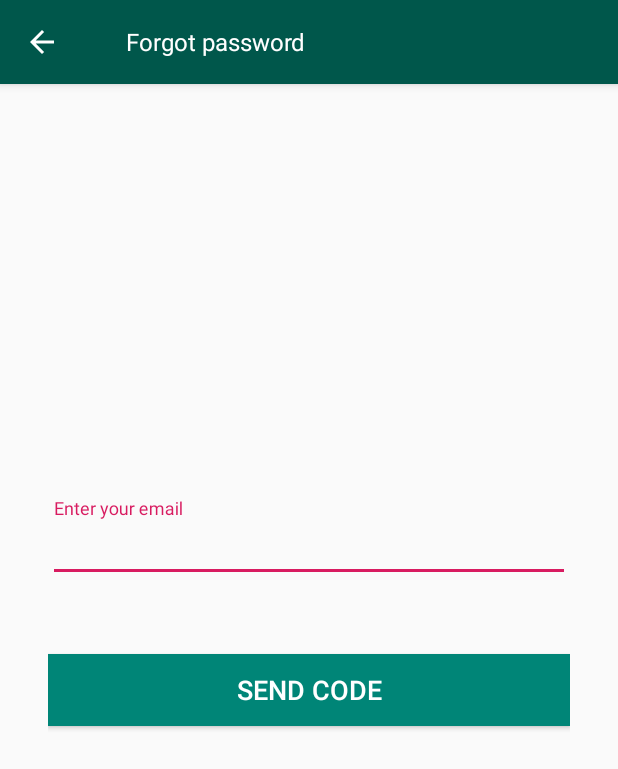
After one commit to nicole239/FindMyRestaurant-FrontEnd, an Android app: the ForgotPasswordActivity screen opened directly, with no data from a screen before it, on a phone screen of 412 x 824 dp. The commit adds this screen. Shown: the top 769 px of the screen. Run offline under Robolectric (Android 15) with nearby library versions, the phone set to English and light mode, and no system bars.

Commit message:
Search request in API + Forgot password (working)

```diff
--- a/app/src/main/AndroidManifest.xml
+++ b/app/src/main/AndroidManifest.xml
@@ -16,8 +16,10 @@
         android:roundIcon="@mipmap/ic_launcher_round"
         android:supportsRtl="true"
         android:theme="@style/AppTheme">
-        <activity android:name=".view.RegisterUserActivity"
-            android:theme="@style/AppTheme.NoActionBar2"></activity>
+        <activity android:name=".view.ForgotPasswordActivity" android:theme="@style/AppTheme.NoActionBar2"></activity>
+        <activity
+            android:name=".view.RegisterUserActivity"
+            android:theme="@style/AppTheme.NoActionBar2" />
         <activity
             android:name=".view.SelectPlaceActivity"
             android:theme="@style/AppTheme.NoActionBar2" />
--- a/app/src/main/java/tec/findmyrestaurant/api/HttpClient.java
+++ b/app/src/main/java/tec/findmyrestaurant/api/HttpClient.java
@@ -21,6 +21,10 @@ public class HttpClient {
         AsyncHttpClient asyncHttpClient = new AsyncHttpClient();
         asyncHttpClient.post(context,buildURL(route),headers,entity,CONTENT_TYPE,asyncHttpResponseHandler);
     }
+    public static void put(Context context, String route, HttpEntity entity,Header[] headers,AsyncHttpResponseHandler asyncHttpResponseHandler){
+        AsyncHttpClient asyncHttpClient = new AsyncHttpClient();
+        asyncHttpClient.put(context,buildURL(route),headers,entity,CONTENT_TYPE,asyncHttpResponseHandler);
+    }
 
     private static String buildURL(String route){
         return BASE_URL+"/"+route;
--- /dev/null
+++ b/app/src/main/java/tec/findmyrestaurant/view/ForgotPasswordActivity.java
@@ -0,0 +1,102 @@
+package tec.findmyrestaurant.view;
+
+import androidx.appcompat.app.AppCompatActivity;
+import androidx.appcompat.widget.Toolbar;
+
+import android.os.Bundle;
+import android.view.View;
+import android.widget.Button;
+import android.widget.LinearLayout;
+import android.widget.ProgressBar;
+import android.widget.Toast;
+
+import com.google.android.material.textfield.TextInputLayout;
+
+import tec.findmyrestaurant.R;
+import tec.findmyrestaurant.api.Message;
+import tec.findmyrestaurant.api.Response;
+import tec.findmyrestaurant.api.UserRequest;
+
+public class ForgotPasswordActivity extends AppCompatActivity {
+
+    LinearLayout lytCode, lytConfirm;
+    TextInputLayout txtEmail,txtCode,txtPassword,txtConfirm;
+    ProgressBar progressBar;
+    Button btnCode;
+    @Override
+    protected void onCreate(Bundle savedInstanceState) {
+        super.onCreate(savedInstanceState);
+        setContentView(R.layout.activity_forgot_password);
+        Toolbar toolbar = findViewById(R.id.toolbar);
+        setSupportActionBar(toolbar);
+        getSupportActionBar().setTitle("");
+        getSupportActionBar().setDisplayHomeAsUpEnabled(true);
+        toolbar.setNavigationOnClickListener(new View.OnClickListener() {
+            @Override
+            public void onClick(View v) {
+                finish();
+            }
+        });
+        lytCode = findViewById(R.id.lytCode);
+        lytConfirm = findViewById(R.id.lytConfirm);
+        txtCode = findViewById(R.id.txtCode);
+        txtEmail = findViewById(R.id.txtEmail);
+        txtPassword = findViewById(R.id.txtPassword);
+        txtConfirm = findViewById(R.id.txtPasswordConfirm);
+        progressBar = findViewById(R.id.progressSendCode);
+        btnCode = findViewById(R.id.btnCode);
+    }
+    public void submitCode(View view){
+        progressBar.setVisibility(View.VISIBLE);
+        btnCode.setEnabled(false);
+        String email = txtEmail.getEditText().getText().toString();
+        if(!email.isEmpty()){
+            UserRequest.forgotPassword(this,email,new Response(){
+                @Override
+                public void onSuccess(Message message) {
+                    progressBar.setVisibility(View.GONE);
+                    btnCode.setEnabled(true);
+                    lytCode.setVisibility(View.GONE);
+                    lytConfirm.setVisibility(View.VISIBLE);
+                }
+
+                @Override
+                public void onFailure(Message message) {
+                    btnCode.setEnabled(true);
+                    progressBar.setVisibility(View.GONE);
+                    if(message.isAuth()){
+                        Toast.makeText(ForgotPasswordActivity.this,"The code could not be sent",Toast.LENGTH_SHORT).show();
+                    }else{
+                        txtEmail.setError("The emal is not registered");
+                    }
+                }
+            });
+        }
+    }
+    public void submitNewPassword(View view){
+        String password = txtPassword.getEditText().getText().toString();
+        String confirm = txtConfirm.getEditText().getText().toString();
+        String code = txtCode.getEditText().getText().toString();
+        String email = txtEmail.getEditText().getText().toString();
+        if(code.length()!=4){
+            txtCode.setError("The length must be 4");
+            return;
+        }
+        if(!password.equals(confirm)){
+            txtConfirm.setError("Passwords don't match");
+            return;
+        }
+        UserRequest.newPassword(this,email,code,password,new Response(){
+            @Override
+            public void onSuccess(Message message) {
+                Toast.makeText(ForgotPasswordActivity.this,"Password changed",Toast.LENGTH_SHORT).show();
+                finish();
+            }
+
+            @Override
+            public void onFailure(Message message) {
+                Toast.makeText(ForgotPasswordActivity.this,"Password could not be changed. Try again",Toast.LENGTH_LONG).show();
+            }
+        });
+    }
+}
--- /dev/null
+++ b/app/src/main/res/layout/activity_forgot_password.xml
@@ -0,0 +1,157 @@
+<?xml version="1.0" encoding="utf-8"?>
+<RelativeLayout xmlns:android="http://schemas.android.com/apk/res/android"
+    xmlns:app="http://schemas.android.com/apk/res-auto"
+    xmlns:tools="http://schemas.android.com/tools"
+    android:layout_width="match_parent"
+    android:layout_height="match_parent"
+    tools:context=".view.ForgotPasswordActivity">
+    <com.google.android.material.appbar.AppBarLayout
+        android:id="@+id/bar_layout"
+        android:layout_width="match_parent"
+        android:layout_height="wrap_content">
+
+        <androidx.appcompat.widget.Toolbar
+            android:id="@+id/toolbar"
+            android:layout_width="match_parent"
+            android:layout_height="match_parent"
+            android:background="@color/colorPrimaryDark"
+            android:minHeight="?attr/actionBarSize"
+            android:theme="@style/Base.ThemeOverlay.AppCompat.Dark.ActionBar"
+            app:contentInsetEnd="0dp"
+            app:contentInsetLeft="0dp"
+            app:contentInsetRight="0dp"
+            app:contentInsetStart="0dp"
+            app:popupTheme="@style/ThemeOverlay.AppCompat.Light">
+
+            <RelativeLayout
+                android:layout_width="match_parent"
+                android:layout_height="match_parent">
+
+                <TextView
+                    android:id="@+id/username"
+                    android:layout_width="wrap_content"
+                    android:layout_height="wrap_content"
+                    android:layout_alignParentStart="true"
+                    android:layout_centerVertical="true"
+                    android:layout_margin="12dp"
+                    android:text="Forgot password"
+                    android:textColor="#fff"
+                    android:textSize="16sp" />
+            </RelativeLayout>
+
+        </androidx.appcompat.widget.Toolbar>
+    </com.google.android.material.appbar.AppBarLayout>
+
+    <LinearLayout
+        android:id="@+id/lytCode"
+        android:layout_width="match_parent"
+        android:layout_height="wrap_content"
+        android:orientation="vertical"
+        android:layout_centerInParent="true"
+        android:padding="32dp"
+        android:visibility="visible">
+        <com.google.android.material.textfield.TextInputLayout
+            android:id="@+id/txtEmail"
+            android:layout_width="match_parent"
+            android:layout_height="wrap_content"
+            app:errorEnabled="true">
+            <com.google.android.material.textfield.TextInputEditText
+                android:layout_width="match_parent"
+                android:layout_height="wrap_content"
+                android:inputType="textEmailAddress"
+                android:textSize="18sp"
+                android:hint="Enter your email"/>
+        </com.google.android.material.textfield.TextInputLayout>
+        <RelativeLayout
+            android:layout_width="match_parent"
+            android:layout_height="wrap_content"
+            android:layout_marginTop="20dp">
+            <Button
+                android:id="@+id/btnCode"
+                android:layout_width="match_parent"
+                android:layout_height="wrap_content"
+                android:layout_marginTop="15dp"
+                android:background="@color/colorPrimary"
+                android:textColor="@android:color/white"
+                android:textSize="18sp"
+                android:text="SEND CODE"
+                android:layout_centerInParent="true"
+                android:onClick="submitCode"
+                android:elevation="1dp" />
+            <ProgressBar
+                android:id="@+id/progressSendCode"
+                android:layout_width="wrap_content"
+                android:layout_height="wrap_content"
+                android:indeterminate="true"
+                android:layout_centerInParent="true"
+                android:elevation="2dp"
+                android:visibility="gone"/>
+        </RelativeLayout>
+
+    </LinearLayout>
+    <LinearLayout
+        android:id="@+id/lytConfirm"
+        android:layout_width="match_parent"
+        android:layout_height="wrap_content"
+        android:orientation="vertical"
+        android:layout_centerInParent="true"
+        android:padding="32dp"
+        android:visibility="gone">
+        <com.google.android.material.textfield.TextInputLayout
+            android:id="@+id/txtCode"
+            android:layout_width="match_parent"
+            android:layout_height="wrap_content"
+            app:errorEnabled="true">
+            <com.google.android.material.textfield.TextInputEditText
+                android:layout_width="match_parent"
+                android:layout_height="wrap_content"
+                android:inputType="number"
+                android:textSize="14sp"
+                android:hint="Code"/>
+        </com.google.android.material.textfield.TextInputLayout>
+        <com.google.android.material.textfield.TextInputLayout
+            android:id="@+id/txtPassword"
+            android:layout_width="match_parent"
+            android:layout_height="wrap_content"
+            app:errorEnabled="true">
+            <com.google.android.material.textfield.TextInputEditText
+                android:layout_width="match_parent"
+                android:layout_height="wrap_content"
+                android:inputType="textPassword"
+                android:textSize="14sp"
+                android:hint="Password"/>
+        </com.google.android.material.textfield.TextInputLayout>
+        <com.google.android.material.textfield.TextInputLayout
+            android:id="@+id/txtPasswordConfirm"
+            android:layout_width="match_parent"
+            android:layout_height="wrap_content"
+            app:errorEnabled="true">
+            <com.google.android.material.textfield.TextInputEditText
+                android:layout_width="match_parent"
+                android:layout_height="wrap_content"
+                android:inputType="textPassword"
+                android:textSize="14sp"
+                android:hint="Confirm password"/>
+        </com.google.android.material.textfield.TextInputLayout>
+
+        <RelativeLayout
+            android:layout_width="match_parent"
+            android:layout_height="wrap_content"
+            android:layout_marginTop="20dp">
+            <Button
+                android:id="@+id/btnChange"
+                android:layout_width="match_parent"
+                android:layout_height="wrap_content"
+                android:layout_marginTop="15dp"
+                android:background="@color/colorPrimary"
+                android:textColor="@android:color/white"
+                android:textSize="18sp"
+                android:text="Change password"
+                android:onClick="submitNewPassword"
+                android:layout_centerInParent="true"
+                android:elevation="1dp" />
+        </RelativeLayout>
+
+    </LinearLayout>
+
+</RelativeLayout>
--- a/app/src/main/res/values/strings.xml
+++ b/app/src/main/res/values/strings.xml
@@ -20,4 +20,5 @@
     <string name="calification">Calification: </string>
     <string name="price">Price: </string>
     <string name="type">Food Type: </string>
+    <string name="forgot_password"><u>Forgot password?</u></string>
 </resources>
```
Also changed, not shown: app/src/main/java/tec/findmyrestaurant/api/SearchRequest.java (added, +95 -0 lines), app/src/main/java/tec/findmyrestaurant/api/UserRequest.java (+43 -0 lines), app/src/main/java/tec/findmyrestaurant/view/LoginActivity.java (+4 -28 lines), app/src/main/res/layout/activity_login.xml (+9 -0 lines).
